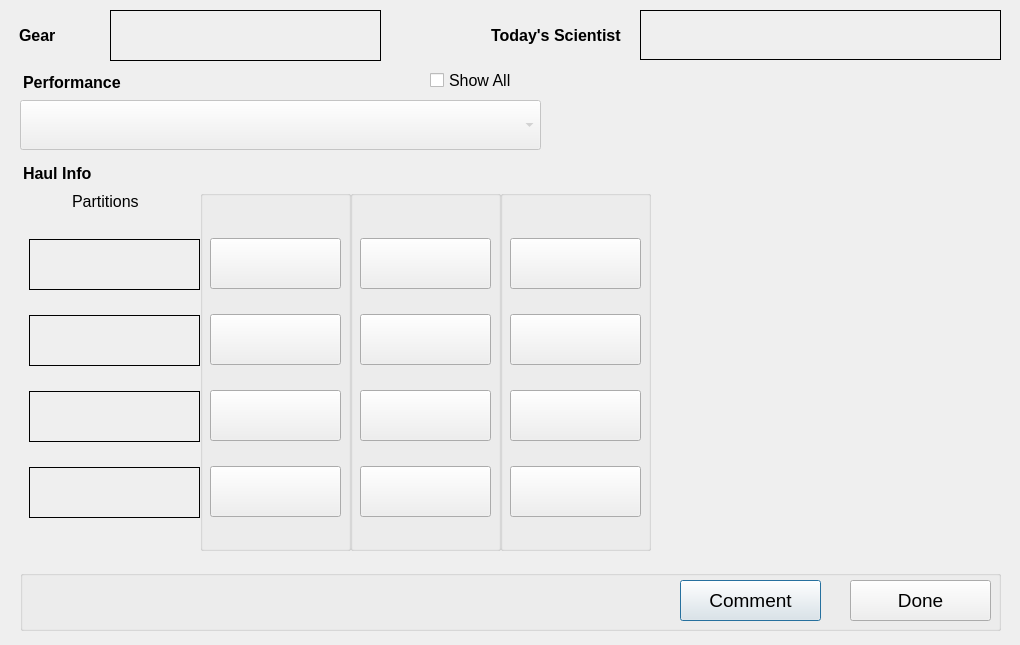
First picture: the form in ui/CLAMSHaul.ui, repository guyuhong/CLAMS, before the edit.
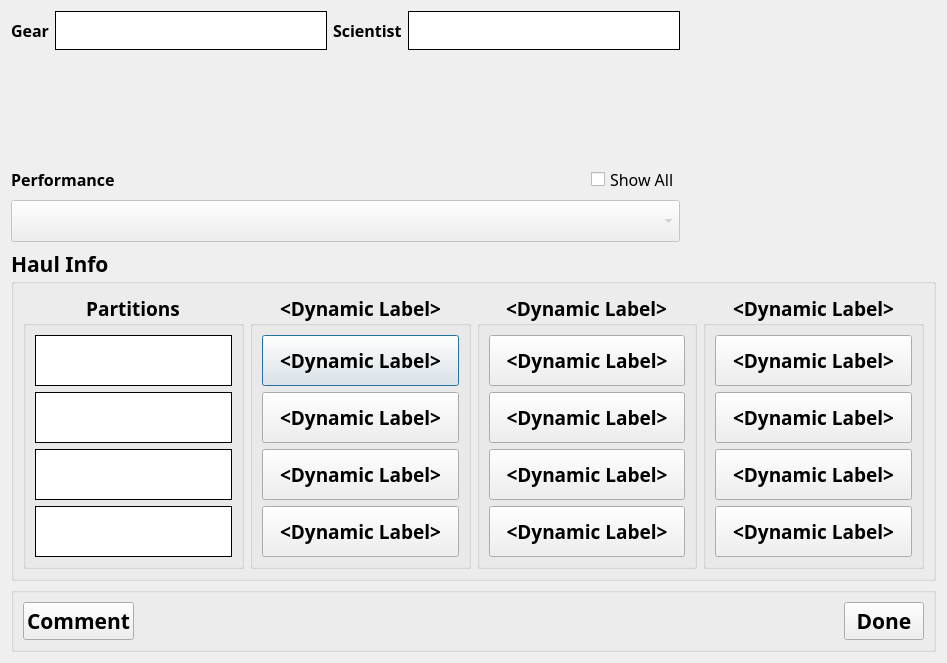
Second picture: the form after the edit.

```diff
--- a/ui/CLAMSHaul.ui
+++ b/ui/CLAMSHaul.ui
@@ -9,8 +9,8 @@
    <rect>
     <x>0</x>
     <y>0</y>
-    <width>1020</width>
-    <height>645</height>
+    <width>947</width>
+    <height>663</height>
    </rect>
   </property>
   <property name="sizePolicy">
@@ -27,17 +27,24 @@
   <property name="windowTitle">
    <string>CLAMS Haul</string>
   </property>
+  <layout class="QVBoxLayout" name="verticalLayout_10">
+   <item>
+    <layout class="QHBoxLayout" name="horizontalLayout_5">
+     <item>
+      <layout class="QVBoxLayout" name="verticalLayout_5">
+       <item>
+        <layout class="QHBoxLayout" name="horizontalLayout_2">
+         <item>
   <widget class="QLabel" name="label_2">
-   <property name="geometry">
-    <rect>
-     <x>19</x>
-     <y>23</y>
-     <width>91</width>
-     <height>24</height>
-    </rect>
+           <property name="sizePolicy">
+            <sizepolicy hsizetype="Maximum" vsizetype="Preferred">
+             <horstretch>0</horstretch>
+             <verstretch>0</verstretch>
+            </sizepolicy>
    </property>
    <property name="font">
     <font>
+             <family>Arial Black</family>
      <pointsize>12</pointsize>
      <weight>75</weight>
      <bold>true</bold>
@@ -47,24 +54,80 @@
     <string>Gear</string>
    </property>
   </widget>
+         </item>
+         <item>
+          <widget class="QLabel" name="gearLabel">
+           <property name="sizePolicy">
+            <sizepolicy hsizetype="Preferred" vsizetype="Maximum">
+             <horstretch>0</horstretch>
+             <verstretch>0</verstretch>
+            </sizepolicy>
+           </property>
+           <property name="font">
+            <font>
+             <family>Arial Black</family>
+             <pointsize>20</pointsize>
+             <weight>75</weight>
+             <bold>true</bold>
+            </font>
+           </property>
+           <property name="styleSheet">
+            <string notr="true">QWidget {
+    background-color: white;
+}</string>
+           </property>
+           <property name="frameShape">
+            <enum>QFrame::Box</enum>
+           </property>
+           <property name="text">
+            <string/>
+           </property>
+          </widget>
+         </item>
+         <item>
+          <widget class="QLabel" name="label_14">
+           <property name="sizePolicy">
+            <sizepolicy hsizetype="Maximum" vsizetype="Preferred">
+             <horstretch>0</horstretch>
+             <verstretch>0</verstretch>
+            </sizepolicy>
+           </property>
+           <property name="font">
+            <font>
+             <family>Arial Black</family>
+             <pointsize>12</pointsize>
+             <weight>75</weight>
+             <bold>true</bold>
+            </font>
+           </property>
+           <property name="text">
+            <string>Scientist</string>
+           </property>
+          </widget>
+         </item>
+         <item>
   <widget class="QLabel" name="sciLabel">
-   <property name="geometry">
-    <rect>
-     <x>640</x>
-     <y>10</y>
-     <width>361</width>
-     <height>50</height>
-    </rect>
+           <property name="sizePolicy">
+            <sizepolicy hsizetype="Preferred" vsizetype="Maximum">
+             <horstretch>0</horstretch>
+             <verstretch>0</verstretch>
+            </sizepolicy>
    </property>
    <property name="font">
     <font>
+             <family>Arial Black</family>
      <pointsize>20</pointsize>
      <weight>75</weight>
      <bold>true</bold>
     </font>
    </property>
    <property name="autoFillBackground">
-    <bool>true</bool>
+            <bool>false</bool>
+           </property>
+           <property name="styleSheet">
+            <string notr="true">QWidget {
+    background-color: white;
+}</string>
    </property>
    <property name="frameShape">
     <enum>QFrame::Panel</enum>
@@ -79,168 +142,29 @@
     <string/>
    </property>
   </widget>
-  <widget class="QLabel" name="label_14">
-   <property name="geometry">
-    <rect>
-     <x>491</x>
-     <y>23</y>
-     <width>151</width>
-     <height>24</height>
-    </rect>
-   </property>
-   <property name="font">
-    <font>
-     <pointsize>12</pointsize>
-     <weight>75</weight>
-     <bold>true</bold>
-    </font>
-   </property>
-   <property name="text">
-    <string>Today's Scientist</string>
-   </property>
-  </widget>
-  <widget class="QLabel" name="haulInfoLabelTop">
-   <property name="geometry">
-    <rect>
-     <x>23</x>
-     <y>161</y>
-     <width>121</width>
-     <height>24</height>
-    </rect>
-   </property>
-   <property name="font">
-    <font>
-     <pointsize>12</pointsize>
-     <weight>75</weight>
-     <bold>true</bold>
-    </font>
-   </property>
-   <property name="text">
-    <string>Haul Info</string>
-   </property>
-  </widget>
-  <widget class="QGroupBox" name="groupBox_2">
-   <property name="geometry">
-    <rect>
-     <x>20</x>
-     <y>570</y>
-     <width>981</width>
-     <height>61</height>
-    </rect>
-   </property>
-   <property name="title">
-    <string/>
-   </property>
-   <widget class="QPushButton" name="commentBtn">
-    <property name="geometry">
-     <rect>
-      <x>660</x>
-      <y>10</y>
-      <width>141</width>
-      <height>41</height>
-     </rect>
-    </property>
-    <property name="font">
-     <font>
-      <pointsize>14</pointsize>
-     </font>
-    </property>
-    <property name="text">
-     <string>Comment</string>
-    </property>
-   </widget>
-   <widget class="QPushButton" name="doneBtn">
-    <property name="geometry">
-     <rect>
-      <x>830</x>
-      <y>10</y>
-      <width>141</width>
-      <height>41</height>
-     </rect>
-    </property>
-    <property name="font">
-     <font>
-      <pointsize>14</pointsize>
-     </font>
-    </property>
-    <property name="text">
-     <string>Done</string>
-    </property>
-   </widget>
-  </widget>
-  <widget class="QLabel" name="accessLabel3">
-   <property name="geometry">
-    <rect>
-     <x>30</x>
-     <y>269</y>
-     <width>111</width>
-     <height>24</height>
-    </rect>
-   </property>
-   <property name="font">
-    <font>
-     <pointsize>14</pointsize>
-     <weight>50</weight>
-     <bold>false</bold>
-    </font>
-   </property>
-   <property name="text">
-    <string/>
-   </property>
-  </widget>
-  <widget class="QLabel" name="gearLabel">
-   <property name="geometry">
-    <rect>
-     <x>110</x>
-     <y>10</y>
-     <width>271</width>
-     <height>51</height>
-    </rect>
-   </property>
-   <property name="font">
-    <font>
-     <pointsize>20</pointsize>
-     <weight>75</weight>
-     <bold>true</bold>
-    </font>
-   </property>
-   <property name="frameShape">
-    <enum>QFrame::Box</enum>
-   </property>
-   <property name="text">
-    <string/>
-   </property>
-  </widget>
-  <widget class="QLabel" name="picLabel">
-   <property name="geometry">
-    <rect>
-     <x>690</x>
-     <y>180</y>
-     <width>301</width>
-     <height>181</height>
-    </rect>
-   </property>
-   <property name="frameShape">
-    <enum>QFrame::NoFrame</enum>
-   </property>
-   <property name="frameShadow">
-    <enum>QFrame::Plain</enum>
-   </property>
-   <property name="text">
-    <string/>
-   </property>
-  </widget>
+         </item>
+        </layout>
+       </item>
+       <item>
+        <spacer name="verticalSpacer">
+         <property name="orientation">
+          <enum>Qt::Vertical</enum>
+         </property>
+         <property name="sizeHint" stdset="0">
+          <size>
+           <width>20</width>
+           <height>40</height>
+          </size>
+         </property>
+        </spacer>
+       </item>
+       <item>
+        <layout class="QHBoxLayout" name="horizontalLayout_4">
+         <item>
   <widget class="QLabel" name="label_6">
-   <property name="geometry">
-    <rect>
-     <x>23</x>
-     <y>70</y>
-     <width>111</width>
-     <height>24</height>
-    </rect>
-   </property>
    <property name="font">
     <font>
+             <family>Arial Black</family>
      <pointsize>12</pointsize>
      <weight>75</weight>
      <bold>true</bold>
@@ -250,50 +174,271 @@
     <string>Performance</string>
    </property>
   </widget>
+         </item>
+         <item>
+          <spacer name="horizontalSpacer_2">
+           <property name="orientation">
+            <enum>Qt::Horizontal</enum>
+           </property>
+           <property name="sizeHint" stdset="0">
+            <size>
+             <width>40</width>
+             <height>20</height>
+            </size>
+           </property>
+          </spacer>
+         </item>
+         <item>
+          <widget class="QCheckBox" name="perfCheckBox">
+           <property name="font">
+            <font>
+             <family>Arial Black</family>
+             <pointsize>12</pointsize>
+            </font>
+           </property>
+           <property name="text">
+            <string>Show All</string>
+           </property>
+          </widget>
+         </item>
+        </layout>
+       </item>
+       <item>
   <widget class="QComboBox" name="perfBox">
    <property name="enabled">
     <bool>false</bool>
    </property>
-   <property name="geometry">
-    <rect>
-     <x>20</x>
-     <y>100</y>
-     <width>521</width>
-     <height>50</height>
-    </rect>
+         <property name="sizePolicy">
+          <sizepolicy hsizetype="Preferred" vsizetype="Fixed">
+           <horstretch>50</horstretch>
+           <verstretch>0</verstretch>
+          </sizepolicy>
    </property>
    <property name="font">
     <font>
+           <family>Arial Black</family>
      <pointsize>18</pointsize>
     </font>
    </property>
   </widget>
+       </item>
+      </layout>
+     </item>
+     <item>
+      <widget class="QLabel" name="picLabel">
+       <property name="sizePolicy">
+        <sizepolicy hsizetype="Preferred" vsizetype="Preferred">
+         <horstretch>0</horstretch>
+         <verstretch>0</verstretch>
+        </sizepolicy>
+       </property>
+       <property name="minimumSize">
+        <size>
+         <width>250</width>
+         <height>0</height>
+        </size>
+       </property>
+       <property name="font">
+        <font>
+         <pointsize>12</pointsize>
+        </font>
+       </property>
+       <property name="frameShape">
+        <enum>QFrame::NoFrame</enum>
+       </property>
+       <property name="frameShadow">
+        <enum>QFrame::Plain</enum>
+       </property>
+       <property name="text">
+        <string>&lt;Gear Image Here&gt;</string>
+       </property>
+       <property name="alignment">
+        <set>Qt::AlignCenter</set>
+       </property>
+      </widget>
+     </item>
+    </layout>
+   </item>
+   <item>
+    <widget class="QGroupBox" name="groupBox_3">
+     <property name="sizePolicy">
+      <sizepolicy hsizetype="Preferred" vsizetype="Preferred">
+       <horstretch>0</horstretch>
+       <verstretch>0</verstretch>
+      </sizepolicy>
+     </property>
+     <property name="font">
+      <font>
+       <family>Arial Black</family>
+       <pointsize>16</pointsize>
+       <weight>75</weight>
+       <bold>true</bold>
+      </font>
+     </property>
+     <property name="title">
+      <string>Haul Info</string>
+     </property>
+     <layout class="QVBoxLayout" name="verticalLayout_9">
+      <item>
+       <layout class="QHBoxLayout" name="horizontalLayout_3">
+        <item>
+         <widget class="QGroupBox" name="groupBox">
+          <property name="sizePolicy">
+           <sizepolicy hsizetype="Preferred" vsizetype="Preferred">
+            <horstretch>20</horstretch>
+            <verstretch>0</verstretch>
+           </sizepolicy>
+          </property>
+          <property name="font">
+           <font>
+            <family>Arial Black</family>
+            <pointsize>14</pointsize>
+            <weight>75</weight>
+            <bold>true</bold>
+           </font>
+          </property>
+          <property name="title">
+           <string>Partitions</string>
+          </property>
+          <property name="alignment">
+           <set>Qt::AlignCenter</set>
+          </property>
+          <layout class="QVBoxLayout" name="verticalLayout_8">
+           <item>
+            <widget class="QLabel" name="partitionLabel1">
+             <property name="sizePolicy">
+              <sizepolicy hsizetype="Preferred" vsizetype="Maximum">
+               <horstretch>0</horstretch>
+               <verstretch>0</verstretch>
+              </sizepolicy>
+             </property>
+             <property name="minimumSize">
+              <size>
+               <width>0</width>
+               <height>51</height>
+              </size>
+             </property>
+             <property name="styleSheet">
+              <string notr="true">QWidget {
+    background-color: white;
+}</string>
+             </property>
+             <property name="frameShape">
+              <enum>QFrame::Box</enum>
+             </property>
+             <property name="text">
+              <string>&lt;Dynamic Label&gt;</string>
+             </property>
+            </widget>
+           </item>
+           <item>
+            <widget class="QLabel" name="partitionLabel2">
+             <property name="sizePolicy">
+              <sizepolicy hsizetype="Preferred" vsizetype="Maximum">
+               <horstretch>0</horstretch>
+               <verstretch>0</verstretch>
+              </sizepolicy>
+             </property>
+             <property name="minimumSize">
+              <size>
+               <width>0</width>
+               <height>51</height>
+              </size>
+             </property>
+             <property name="styleSheet">
+              <string notr="true">QWidget {
+    background-color: white;
+}</string>
+             </property>
+             <property name="frameShape">
+              <enum>QFrame::Box</enum>
+             </property>
+             <property name="text">
+              <string>&lt;Dynamic Label&gt;</string>
+             </property>
+            </widget>
+           </item>
+           <item>
+            <widget class="QLabel" name="partitionLabel3">
+             <property name="sizePolicy">
+              <sizepolicy hsizetype="Preferred" vsizetype="Maximum">
+               <horstretch>0</horstretch>
+               <verstretch>0</verstretch>
+              </sizepolicy>
+             </property>
+             <property name="minimumSize">
+              <size>
+               <width>0</width>
+               <height>51</height>
+              </size>
+             </property>
+             <property name="styleSheet">
+              <string notr="true">QWidget {
+    background-color: white;
+}</string>
+             </property>
+             <property name="frameShape">
+              <enum>QFrame::Box</enum>
+             </property>
+             <property name="text">
+              <string>&lt;Dynamic Label&gt;</string>
+             </property>
+            </widget>
+           </item>
+           <item>
+            <widget class="QLabel" name="partitionLabel4">
+             <property name="sizePolicy">
+              <sizepolicy hsizetype="Preferred" vsizetype="Maximum">
+               <horstretch>0</horstretch>
+               <verstretch>0</verstretch>
+              </sizepolicy>
+             </property>
+             <property name="minimumSize">
+              <size>
+               <width>0</width>
+               <height>51</height>
+              </size>
+             </property>
+             <property name="styleSheet">
+              <string notr="true">QWidget {
+    background-color: white;
+}</string>
+             </property>
+             <property name="frameShape">
+              <enum>QFrame::Box</enum>
+             </property>
+             <property name="text">
+              <string>&lt;Dynamic Label&gt;</string>
+             </property>
+            </widget>
+           </item>
+          </layout>
+         </widget>
+        </item>
+        <item>
   <widget class="QGroupBox" name="groupBox1">
-   <property name="geometry">
-    <rect>
-     <x>200</x>
-     <y>190</y>
-     <width>151</width>
-     <height>361</height>
-    </rect>
+          <property name="sizePolicy">
+           <sizepolicy hsizetype="Preferred" vsizetype="Preferred">
+            <horstretch>20</horstretch>
+            <verstretch>0</verstretch>
+           </sizepolicy>
    </property>
    <property name="font">
     <font>
-     <pointsize>12</pointsize>
+            <family>Arial Black</family>
+            <pointsize>14</pointsize>
+            <weight>75</weight>
+            <bold>true</bold>
     </font>
    </property>
    <property name="title">
-    <string/>
-   </property>
-   <widget class="QWidget" name="verticalLayoutWidget">
-    <property name="geometry">
-     <rect>
-      <x>10</x>
-      <y>29</y>
-      <width>131</width>
-      <height>321</height>
-     </rect>
-    </property>
+           <string>&lt;Dynamic Label&gt;</string>
+          </property>
+          <property name="alignment">
+           <set>Qt::AlignCenter</set>
+          </property>
+          <layout class="QVBoxLayout" name="verticalLayout_3">
+           <item>
     <layout class="QVBoxLayout" name="verticalLayout">
      <item>
       <widget class="QPushButton" name="haulInfoBtn1_1">
@@ -305,11 +450,14 @@
        </property>
        <property name="font">
         <font>
+                 <family>Arial Black</family>
          <pointsize>14</pointsize>
+                 <weight>75</weight>
+                 <bold>true</bold>
         </font>
        </property>
        <property name="text">
-        <string/>
+                <string>&lt;Dynamic Label&gt;</string>
        </property>
       </widget>
      </item>
@@ -323,11 +471,14 @@
        </property>
        <property name="font">
         <font>
+                 <family>Arial Black</family>
          <pointsize>14</pointsize>
+                 <weight>75</weight>
+                 <bold>true</bold>
         </font>
        </property>
        <property name="text">
-        <string/>
+                <string>&lt;Dynamic Label&gt;</string>
        </property>
       </widget>
      </item>
@@ -341,11 +492,14 @@
        </property>
        <property name="font">
         <font>
+                 <family>Arial Black</family>
          <pointsize>14</pointsize>
+                 <weight>75</weight>
+                 <bold>true</bold>
         </font>
        </property>
        <property name="text">
-        <string/>
+                <string>&lt;Dynamic Label&gt;</string>
        </property>
       </widget>
      </item>
@@ -359,43 +513,46 @@
        </property>
        <property name="font">
         <font>
+                 <family>Arial Black</family>
          <pointsize>14</pointsize>
+                 <weight>75</weight>
+                 <bold>true</bold>
         </font>
        </property>
        <property name="text">
-        <string/>
+                <string>&lt;Dynamic Label&gt;</string>
        </property>
       </widget>
      </item>
     </layout>
-   </widget>
-  </widget>
+           </item>
+          </layout>
+         </widget>
+        </item>
+        <item>
   <widget class="QGroupBox" name="groupBox2">
-   <property name="geometry">
-    <rect>
-     <x>350</x>
-     <y>190</y>
-     <width>151</width>
-     <height>361</height>
-    </rect>
+          <property name="sizePolicy">
+           <sizepolicy hsizetype="Preferred" vsizetype="Preferred">
+            <horstretch>20</horstretch>
+            <verstretch>0</verstretch>
+           </sizepolicy>
    </property>
    <property name="font">
     <font>
-     <pointsize>12</pointsize>
+            <family>Arial Black</family>
+            <pointsize>14</pointsize>
+            <weight>75</weight>
+            <bold>true</bold>
     </font>
    </property>
    <property name="title">
-    <string/>
-   </property>
-   <widget class="QWidget" name="verticalLayoutWidget_2">
-    <property name="geometry">
-     <rect>
-      <x>10</x>
-      <y>29</y>
-      <width>131</width>
-      <height>321</height>
-     </rect>
-    </property>
+           <string>&lt;Dynamic Label&gt;</string>
+          </property>
+          <property name="alignment">
+           <set>Qt::AlignCenter</set>
+          </property>
+          <layout class="QVBoxLayout" name="verticalLayout_6">
+           <item>
     <layout class="QVBoxLayout" name="verticalLayout_2">
      <item>
       <widget class="QPushButton" name="haulInfoBtn2_1">
@@ -407,11 +564,14 @@
        </property>
        <property name="font">
         <font>
+                 <family>Arial Black</family>
          <pointsize>14</pointsize>
+                 <weight>75</weight>
+                 <bold>true</bold>
         </font>
        </property>
        <property name="text">
-        <string/>
+                <string>&lt;Dynamic Label&gt;</string>
        </property>
       </widget>
      </item>
@@ -425,11 +585,14 @@
        </property>
        <property name="font">
         <font>
+                 <family>Arial Black</family>
          <pointsize>14</pointsize>
+                 <weight>75</weight>
+                 <bold>true</bold>
         </font>
        </property>
        <property name="text">
-        <string/>
+                <string>&lt;Dynamic Label&gt;</string>
        </property>
       </widget>
      </item>
@@ -443,11 +606,14 @@
        </property>
        <property name="font">
         <font>
+                 <family>Arial Black</family>
          <pointsize>14</pointsize>
+                 <weight>75</weight>
+                 <bold>true</bold>
         </font>
        </property>
        <property name="text">
-        <string/>
+                <string>&lt;Dynamic Label&gt;</string>
        </property>
       </widget>
      </item>
@@ -461,43 +627,46 @@
        </property>
        <property name="font">
         <font>
+                 <family>Arial Black</family>
          <pointsize>14</pointsize>
+                 <weight>75</weight>
+                 <bold>true</bold>
         </font>
        </property>
        <property name="text">
-        <string/>
+                <string>&lt;Dynamic Label&gt;</string>
        </property>
       </widget>
      </item>
     </layout>
-   </widget>
-  </widget>
+           </item>
+          </layout>
+         </widget>
+        </item>
+        <item>
   <widget class="QGroupBox" name="groupBox3">
-   <property name="geometry">
-    <rect>
-     <x>500</x>
-     <y>190</y>
-     <width>151</width>
-     <height>361</height>
-    </rect>
+          <property name="sizePolicy">
+           <sizepolicy hsizetype="Preferred" vsizetype="Preferred">
+            <horstretch>20</horstretch>
+            <verstretch>0</verstretch>
+           </sizepolicy>
    </property>
    <property name="font">
     <font>
-     <pointsize>12</pointsize>
+            <family>Arial Black</family>
+            <pointsize>14</pointsize>
+            <weight>75</weight>
+            <bold>true</bold>
     </font>
    </property>
    <property name="title">
-    <string/>
-   </property>
-   <widget class="QWidget" name="verticalLayoutWidget_4">
-    <property name="geometry">
-     <rect>
-      <x>10</x>
-      <y>29</y>
-      <width>131</width>
-      <height>321</height>
-     </rect>
-    </property>
+           <string>&lt;Dynamic Label&gt;</string>
+          </property>
+          <property name="alignment">
+           <set>Qt::AlignCenter</set>
+          </property>
+          <layout class="QVBoxLayout" name="verticalLayout_7">
+           <item>
     <layout class="QVBoxLayout" name="verticalLayout_4">
      <item>
       <widget class="QPushButton" name="haulInfoBtn3_1">
@@ -509,11 +678,14 @@
        </property>
        <property name="font">
         <font>
+                 <family>Arial Black</family>
          <pointsize>14</pointsize>
+                 <weight>75</weight>
+                 <bold>true</bold>
         </font>
        </property>
        <property name="text">
-        <string/>
+                <string>&lt;Dynamic Label&gt;</string>
        </property>
       </widget>
      </item>
@@ -527,11 +699,14 @@
        </property>
        <property name="font">
         <font>
+                 <family>Arial Black</family>
          <pointsize>14</pointsize>
+                 <weight>75</weight>
+                 <bold>true</bold>
         </font>
        </property>
        <property name="text">
-        <string/>
+                <string>&lt;Dynamic Label&gt;</string>
        </property>
       </widget>
      </item>
@@ -545,11 +720,14 @@
        </property>
        <property name="font">
         <font>
+                 <family>Arial Black</family>
          <pointsize>14</pointsize>
+                 <weight>75</weight>
+                 <bold>true</bold>
         </font>
        </property>
        <property name="text">
-        <string/>
+                <string>&lt;Dynamic Label&gt;</string>
        </property>
       </widget>
      </item>
@@ -563,153 +741,89 @@
        </property>
        <property name="font">
         <font>
+                 <family>Arial Black</family>
          <pointsize>14</pointsize>
+                 <weight>75</weight>
+                 <bold>true</bold>
         </font>
        </property>
        <property name="text">
-        <string/>
+                <string>&lt;Dynamic Label&gt;</string>
        </property>
       </widget>
      </item>
     </layout>
-   </widget>
-  </widget>
-  <widget class="QWidget" name="verticalLayoutWidget_5">
-   <property name="geometry">
-    <rect>
-     <x>29</x>
-     <y>220</y>
-     <width>171</width>
-     <height>321</height>
-    </rect>
-   </property>
-   <layout class="QVBoxLayout" name="verticalLayout_5">
-    <item>
-     <widget class="QLabel" name="partitionLabel1">
-      <property name="sizePolicy">
-       <sizepolicy hsizetype="Preferred" vsizetype="Maximum">
-        <horstretch>0</horstretch>
-        <verstretch>0</verstretch>
-       </sizepolicy>
-      </property>
-      <property name="minimumSize">
-       <size>
-        <width>0</width>
-        <height>51</height>
-       </size>
-      </property>
-      <property name="frameShape">
-       <enum>QFrame::Box</enum>
-      </property>
-      <property name="text">
-       <string/>
-      </property>
-     </widget>
+           </item>
+          </layout>
+         </widget>
+        </item>
+       </layout>
+      </item>
+     </layout>
+    </widget>
     </item>
     <item>
-     <widget class="QLabel" name="partitionLabel2">
+    <widget class="QGroupBox" name="groupBox_2">
       <property name="sizePolicy">
        <sizepolicy hsizetype="Preferred" vsizetype="Maximum">
         <horstretch>0</horstretch>
         <verstretch>0</verstretch>
        </sizepolicy>
       </property>
-      <property name="minimumSize">
-       <size>
-        <width>0</width>
-        <height>51</height>
-       </size>
-      </property>
-      <property name="frameShape">
-       <enum>QFrame::Box</enum>
-      </property>
-      <property name="text">
+     <property name="title">
        <string/>
       </property>
-     </widget>
-    </item>
+     <layout class="QHBoxLayout" name="horizontalLayout">
     <item>
-     <widget class="QLabel" name="partitionLabel3">
-      <property name="sizePolicy">
-       <sizepolicy hsizetype="Preferred" vsizetype="Maximum">
-        <horstretch>0</horstretch>
-        <verstretch>0</verstretch>
-       </sizepolicy>
-      </property>
-      <property name="minimumSize">
-       <size>
-        <width>0</width>
-        <height>51</height>
-       </size>
-      </property>
-      <property name="frameShape">
-       <enum>QFrame::Box</enum>
-      </property>
+       <widget class="QPushButton" name="commentBtn">
+        <property name="font">
+         <font>
+          <family>Arial Black</family>
+          <pointsize>16</pointsize>
+          <weight>75</weight>
+          <bold>true</bold>
+         </font>
+        </property>
       <property name="text">
-       <string/>
+         <string>Comment</string>
       </property>
      </widget>
     </item>
     <item>
-     <widget class="QLabel" name="partitionLabel4">
-      <property name="sizePolicy">
-       <sizepolicy hsizetype="Preferred" vsizetype="Maximum">
-        <horstretch>0</horstretch>
-        <verstretch>0</verstretch>
-       </sizepolicy>
-      </property>
-      <property name="minimumSize">
+       <spacer name="horizontalSpacer">
+        <property name="orientation">
+         <enum>Qt::Horizontal</enum>
+        </property>
+        <property name="sizeType">
+         <enum>QSizePolicy::Expanding</enum>
+        </property>
+        <property name="sizeHint" stdset="0">
        <size>
-        <width>0</width>
-        <height>51</height>
-       </size>
-      </property>
-      <property name="frameShape">
-       <enum>QFrame::Box</enum>
-      </property>
-      <property name="text">
-       <string/>
-      </property>
-     </widget>
-    </item>
-   </layout>
-  </widget>
-  <widget class="QLabel" name="label_7">
-   <property name="geometry">
-    <rect>
-     <x>72</x>
-     <y>191</y>
-     <width>91</width>
-     <height>21</height>
-    </rect>
-   </property>
+          <width>40</width>
+          <height>20</height>
+         </size>
+        </property>
+       </spacer>
+      </item>
+      <item>
+       <widget class="QPushButton" name="doneBtn">
    <property name="font">
     <font>
-     <pointsize>12</pointsize>
+          <family>Arial Black</family>
+          <pointsize>16</pointsize>
+          <weight>75</weight>
+          <bold>true</bold>
     </font>
    </property>
    <property name="text">
-    <string>Partitions</string>
-   </property>
-  </widget>
-  <widget class="QCheckBox" name="perfCheckBox">
-   <property name="geometry">
-    <rect>
-     <x>430</x>
-     <y>70</y>
-     <width>111</width>
-     <height>21</height>
-    </rect>
-   </property>
-   <property name="font">
-    <font>
-     <pointsize>12</pointsize>
-    </font>
-   </property>
-   <property name="text">
-    <string>Show All</string>
-   </property>
-  </widget>
+         <string>Done</string>
+        </property>
+       </widget>
+      </item>
+     </layout>
+    </widget>
+   </item>
+  </layout>
  </widget>
  <resources/>
  <connections/>
```
Lines whose indentation alone changed are shown as unchanged.
